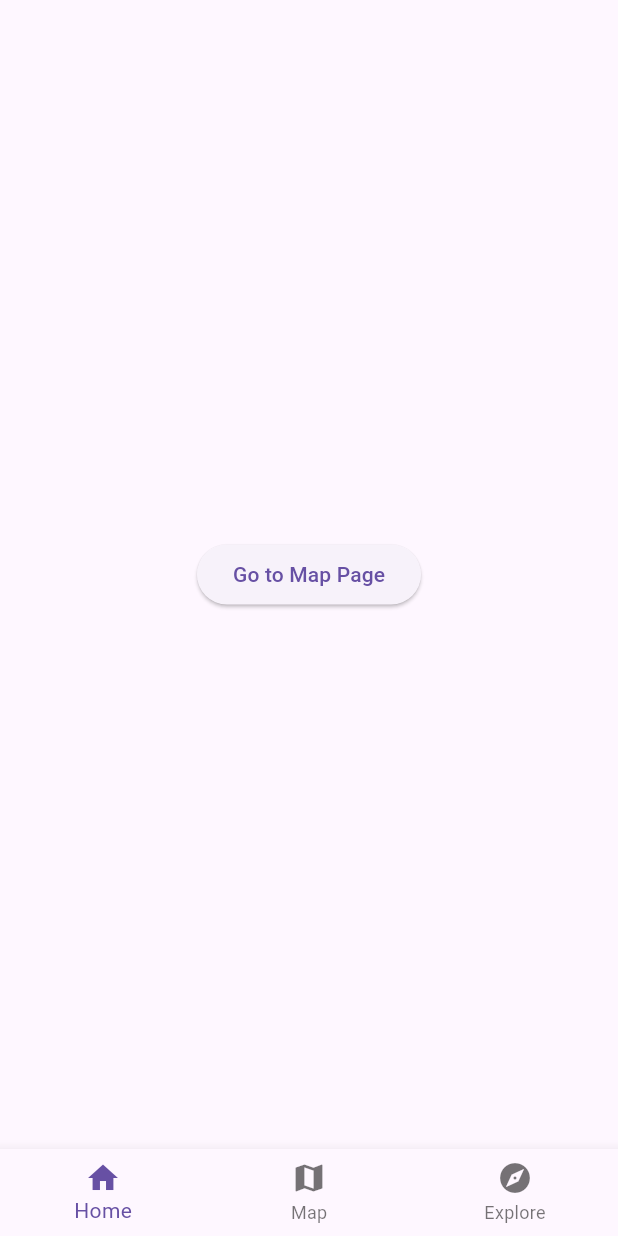
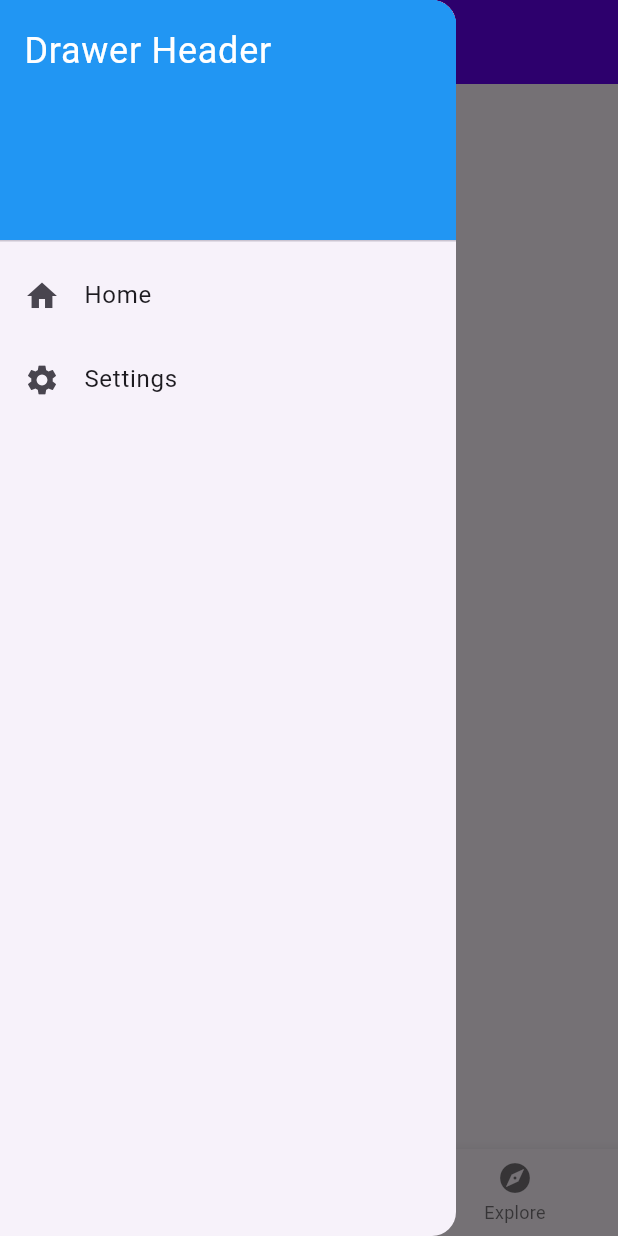
Before and after one commit to HoanqDucAnh/flutter_ar_app, a Flutter app: the screen it shows after launch, with the side drawer open (before the commit the screen has no drawer), on a phone screen of 412 x 824 dp. Run offline on Flutter 3.47's test engine with Material 3 defaults, Android fonts, the phone set to English and light mode, and no system bars; our stand-ins replace auto_route, get_it, injectable; generated files the repository leaves out were written again.

Commit message:
feat(drawer): add drawer base for later usage

```diff
--- a/lib/src/view/screen/main_page.dart
+++ b/lib/src/view/screen/main_page.dart
@@ -1,6 +1,8 @@
 import 'package:auto_route/auto_route.dart';
 import 'package:flutter/material.dart';
+import 'package:flutter_ar_app/core/initializer/app_initializer.dart';
 import '../../../core/router/router.dart';
+import '../shared_widget/shared_widget.dart';
 
 @RoutePage()
 class MainPage extends StatelessWidget {
@@ -8,32 +10,29 @@ class MainPage extends StatelessWidget {
 
   @override
   Widget build(BuildContext context) {
-    return AutoTabsScaffold(
+    return Scaffold(
+      appBar: AppBar(
+        title: const Text('flutter'),
+        leading: Builder(builder: (context) {
+          return IconButton(
+            icon: const Icon(Icons.menu),
+            onPressed: () {
+              Scaffold.of(context).openDrawer();
+            },
+          );
+        }),
+      ),
+      drawer: const CustomDrawer(),
+      body: AutoTabsScaffold(
         routes: const [
           HomeRouteTab(),
           MapRouteTab(),
           ExploreRouteTab(),
         ],
         bottomNavigationBuilder: (_, tabsRouter) {
-        return BottomNavigationBar(
-          items: const [
-            BottomNavigationBarItem(
-              icon: Icon(Icons.home),
-              label: 'Home',
+          return CustomNavigationBottomBar(tabsRouter: tabsRouter);
+        },
       ),
-            BottomNavigationBarItem(
-              icon: Icon(Icons.map),
-              label: 'Map',
-            ),
-            BottomNavigationBarItem(
-              icon: Icon(Icons.explore),
-              label: 'Explore',
-            ),
-          ],
-          onTap: tabsRouter.setActiveIndex,
-          currentIndex: tabsRouter.activeIndex,
-        );
-      },
     );
   }
 }
--- /dev/null
+++ b/lib/src/view/shared_widget/app_bar/widget/drawer.dart
@@ -0,0 +1,43 @@
+import 'package:flutter/material.dart';
+
+class CustomDrawer extends StatelessWidget {
+  const CustomDrawer({super.key});
+
+  @override
+  Widget build(BuildContext context) {
+    return Drawer(
+      child: ListView(
+        padding: EdgeInsets.zero,
+        children: [
+          const DrawerHeader(
+            decoration: BoxDecoration(
+              color: Colors.blue,
+            ),
+            child: Text(
+              'Drawer Header',
+              style: TextStyle(
+                color: Colors.white,
+                fontSize: 24,
+              ),
+            ),
+          ),
+          ListTile(
+            leading: const Icon(Icons.home),
+            title: const Text('Home'),
+            onTap: () {
+              // Handle drawer item tap
+            },
+          ),
+          ListTile(
+            leading: const Icon(Icons.settings),
+            title: const Text('Settings'),
+            onTap: () {
+              // Handle drawer item tap
+            },
+          ),
+          // Add more ListTile widgets for additional drawer items
+        ],
+      ),
+    );
+  }
+}
--- a/lib/src/view/shared_widget/bottom_navigation/bottom_navigation_widget.dart
+++ b/lib/src/view/shared_widget/bottom_navigation/bottom_navigation_widget.dart
@@ -3,19 +3,11 @@ import 'package:flutter/material.dart';
 import '../../../../core/router/app_router.dart';
 
 class CustomNavigationBottomBar extends StatelessWidget {
-  const CustomNavigationBottomBar({super.key});
+  const CustomNavigationBottomBar({super.key, required this.tabsRouter});
+  final TabsRouter tabsRouter;
 
   @override
   Widget build(BuildContext context) {
-    final tabsRouter = AutoRouter.of(context);
-
-    return AutoTabsScaffold(
-      routes: const [
-        HomeRouteTab(),
-        MapRouteTab(),
-        ExploreRouteTab(),
-      ],
-      bottomNavigationBuilder: (_, tabsRouter) {
     return BottomNavigationBar(
       items: const [
         BottomNavigationBarItem(
@@ -34,7 +26,5 @@ class CustomNavigationBottomBar extends StatelessWidget {
       onTap: tabsRouter.setActiveIndex,
       currentIndex: tabsRouter.activeIndex,
     );
-      },
-    );
   }
 }
--- a/lib/src/view/shared_widget/shared_widget.dart
+++ b/lib/src/view/shared_widget/shared_widget.dart
@@ -1,3 +1,4 @@
 //export files
 export 'app_bar/app_bar_widget.dart';
+export 'app_bar/widget/drawer.dart';
 export 'bottom_navigation/bottom_navigation_widget.dart';
```
Lines whose indentation alone changed are shown as unchanged.
